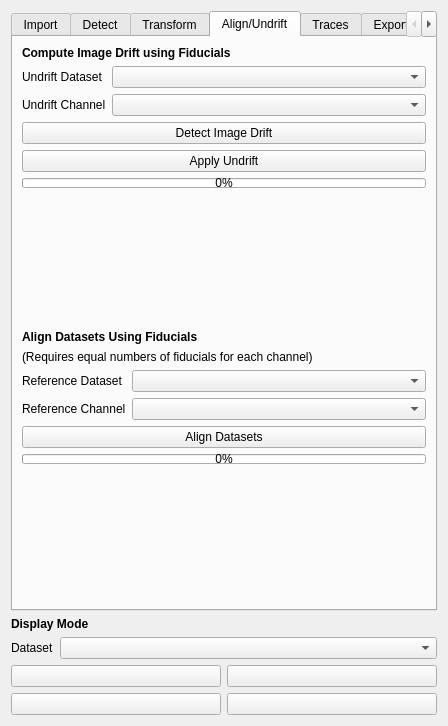
Above: src/napari_gapseq2/widget_ui.ui from piedrro/napari-GapSeq2 before the change. Below: the same form after it.
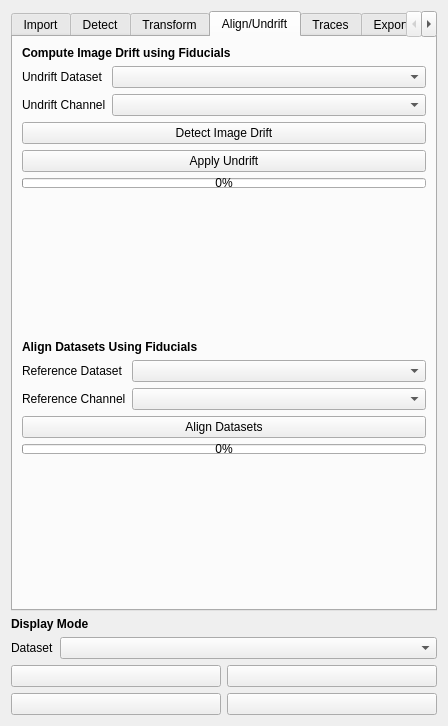
That is the form after the change. The open tabs and pages were chosen to show the change.

Commit message: added cv.BFMatcher to channel alignment functions

Patch:
```diff
--- a/src/napari_gapseq2/widget_ui.ui
+++ b/src/napari_gapseq2/widget_ui.ui
@@ -724,13 +724,6 @@
          </property>
         </widget>
        </item>
-       <item>
-        <widget class="QLabel" name="label_34">
-         <property name="text">
-          <string>(Requires equal numbers of fiducials for each channel)</string>
-         </property>
-        </widget>
-       </item>
        <item>
         <layout class="QFormLayout" name="formLayout_10">
          <item row="0" column="0">
```
The commit also changes 3 other files.
